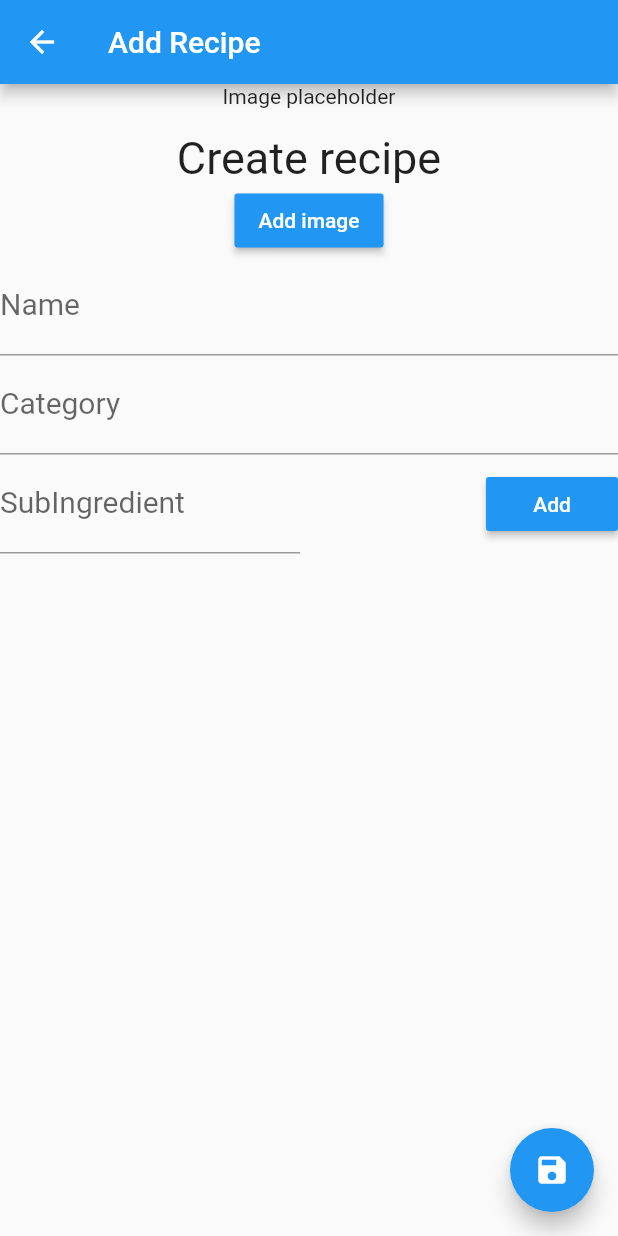
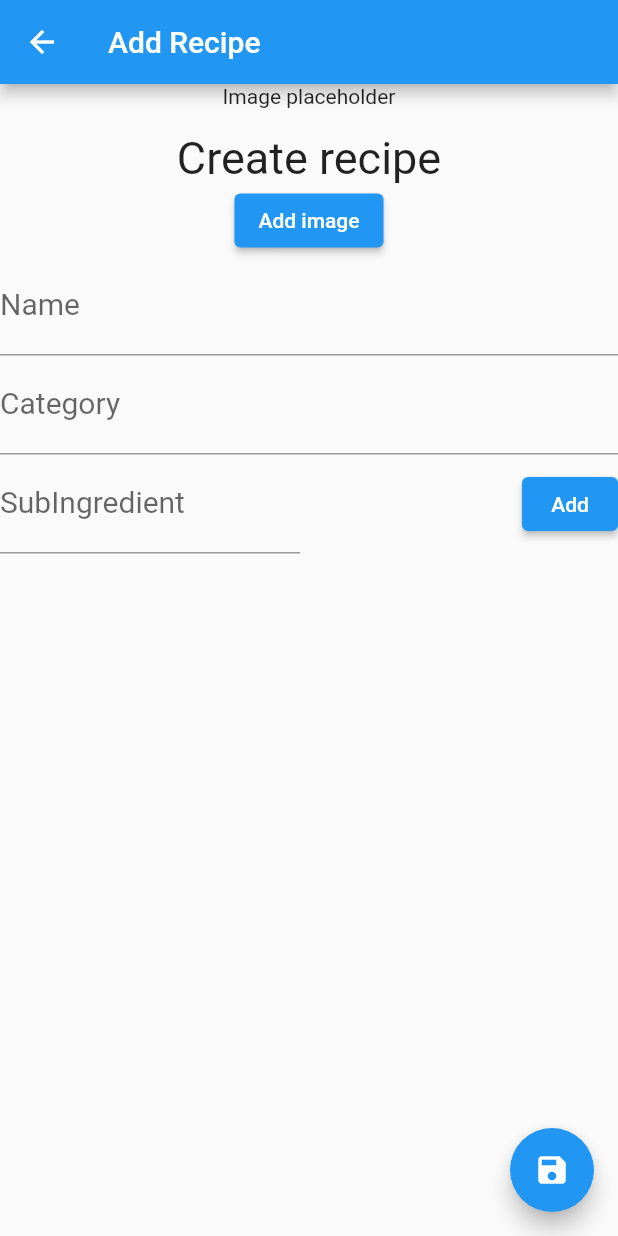
Before and after one commit to duchuongnguyen/cooking_master, a Flutter app: the screen it shows once a user with an empty profile is signed in, after a tap on the "add" icon, on a phone screen of 412 x 824 dp. Run offline on Flutter 3.47's test engine with Material 2 defaults, Android fonts, the phone set to English and light mode, and no system bars; our stand-ins replace cloud_firestore, firebase_auth, firebase_core, firebase_storage, font_awesome_flutter, google_fonts and 3 more; missing offline and left inert: flutter_login_facebook; accounts and stored records are empty; generated files the repository leaves out were written again.

Commit message:
update splash screen

```diff
--- a/lib/main.dart
+++ b/lib/main.dart
@@ -1,8 +1,6 @@
 import 'package:cooking_master/notifier/recipe_notifier.dart';
 import 'package:cooking_master/screens/landing_page.dart';
-import 'package:cooking_master/screens/splash_screen.dart';
 import 'package:cooking_master/services/auth.dart';
-import 'package:cooking_master/screens/detail_recipe_screen.dart';
 import 'package:flutter/material.dart';
 import 'package:flutter_gen/gen_l10n/app_localizations.dart';
 import 'package:firebase_core/firebase_core.dart';
@@ -30,7 +28,7 @@ class CookingMasterApp extends StatelessWidget {
         localizationsDelegates: AppLocalizations.localizationsDelegates,
         supportedLocales: AppLocalizations.supportedLocales,
         debugShowCheckedModeBanner: false,
-        home: SplashScreen(),
+        home: LandingPage(),
       ),
     );
   }
--- a/lib/screens/detail_recipe_screen.dart
+++ b/lib/screens/detail_recipe_screen.dart
@@ -40,16 +40,13 @@ class DetailSilverDelegate extends SliverPersistentHeaderDelegate {
   }
 
   @override
-  // TODO: implement maxExtent
   double get maxExtent => throw UnimplementedError();
 
   @override
-  // TODO: implement minExtent
   double get minExtent => throw UnimplementedError();
 
   @override
   bool shouldRebuild(covariant SliverPersistentHeaderDelegate oldDelegate) {
-    // TODO: implement shouldRebuild
     throw UnimplementedError();
   }
 
--- a/lib/screens/recipe_form_screen.dart
+++ b/lib/screens/recipe_form_screen.dart
@@ -44,7 +44,7 @@ class _RecipeFormScreenState extends State<RecipeFormScreen> {
     _imageUrl = _currentRecipe.image;
   }
 
-  Widget _showImage() {
+  _showImage() {
     if (_imageFile == null && _imageUrl == null) {
       return Text('Image placeholder');
     } else if (_imageFile != null) {
@@ -57,9 +57,8 @@ class _RecipeFormScreenState extends State<RecipeFormScreen> {
             fit: BoxFit.cover,
             height: 250,
           ),
-          FlatButton(
-            padding: EdgeInsets.all(16),
-            color: Colors.black54,
+          TextButton(
+            style: ButtonStyle(backgroundColor: MaterialStateProperty.all(Colors.black38)),
             onPressed: () => _getLocalImage(),
             child: Text(
               'Change Image',
@@ -82,9 +81,8 @@ class _RecipeFormScreenState extends State<RecipeFormScreen> {
             fit: BoxFit.cover,
             height: 250,
           ),
-          FlatButton(
-            padding: EdgeInsets.all(16),
-            color: Colors.black54,
+          TextButton(
+            style: ButtonStyle(backgroundColor: MaterialStateProperty.all(Colors.black38)),
             onPressed: () => _getLocalImage(),
             child: Text(
               'Change Image',
@@ -219,7 +217,7 @@ class _RecipeFormScreenState extends State<RecipeFormScreen> {
               ),
               _imageFile == null && _imageUrl == null
                   ? ButtonTheme(
-                      child: RaisedButton(
+                      child: ElevatedButton(
                         onPressed: () => _getLocalImage(),
                         child: Text(
                           'Add image',
@@ -238,7 +236,7 @@ class _RecipeFormScreenState extends State<RecipeFormScreen> {
                 children: <Widget>[
                   _buildSubIngredientField(),
                   ButtonTheme(
-                    child: RaisedButton(
+                    child: ElevatedButton(
                       child: Text(
                         'Add',
                         style: TextStyle(color: Colors.white),
--- a/lib/screens/sign_in/email_sign_in_form_bloc_based.dart
+++ b/lib/screens/sign_in/email_sign_in_form_bloc_based.dart
@@ -80,7 +80,7 @@ class _EmailSignInFormBlocBasedState extends State<EmailSignInFormBlocBased> {
         onPressed: model.canSubmit ? _submit : null,
       ),
       SizedBox(height: 8.0),
-      FlatButton(
+      TextButton(
         child: Text(model.secondaryButtonText),
         onPressed: !model.isLoading ? _toggleFormType : null,
       ),
--- a/lib/screens/sign_in/email_sign_in_form_change_notifier.dart
+++ b/lib/screens/sign_in/email_sign_in_form_change_notifier.dart
@@ -81,7 +81,7 @@ class _EmailSignInFormChangeNotifierState extends State<EmailSignInFormChangeNot
         onPressed: model.canSubmit ? _submit : null,
       ),
       SizedBox(height: 8.0),
-      FlatButton(
+      TextButton(
         child: Text(model.secondaryButtonText),
         onPressed: !model.isLoading ? _toggleFormType : null,
       ),
--- a/lib/screens/sign_in/email_sign_in_form_stateful.dart
+++ b/lib/screens/sign_in/email_sign_in_form_stateful.dart
@@ -103,7 +103,7 @@ class _EmailSignInFormStatefulState extends State<EmailSignInFormStateful> {
         onPressed: submitEnabled ? _submit : null,
       ),
       SizedBox(height: 8.0),
-      FlatButton(
+      TextButton(
         child: Text(secondaryText),
         onPressed: !_isLoading ? _toggleFormType : null,
       ),
--- a/lib/screens/sign_in/email_sign_in_page.dart
+++ b/lib/screens/sign_in/email_sign_in_page.dart
@@ -1,7 +1,5 @@
 import 'package:cooking_master/screens/sign_in/email_sign_in_form.dart';
-import 'package:cooking_master/services/auth.dart';
 import 'package:flutter/material.dart';
-import 'email_sign_in_form_change_notifier.dart';
 
 class EmailSignInPage extends StatelessWidget {
 
--- a/lib/screens/sign_in/sign_in_page.dart
+++ b/lib/screens/sign_in/sign_in_page.dart
@@ -1,5 +1,4 @@
 import 'package:cooking_master/screens/sign_in/sign_in_button.dart';
-import 'package:cooking_master/screens/sign_in/sign_in_manager.dart';
 import 'package:cooking_master/screens/sign_in/social_sign_in_button.dart';
 import 'package:cooking_master/services/auth.dart';
 import 'package:cooking_master/widgets/show_exception_alert_dialog.dart';
--- a/lib/screens/splash_screen.dart
+++ /dev/null
@@ -1,80 +0,0 @@
-import 'dart:async';
-import 'package:cooking_master/screens/landing_page.dart';
-import 'package:flutter/material.dart';
-
-class SplashScreen extends StatefulWidget {
-  @override
-  VideoState createState() => VideoState();
-}
-
-class VideoState extends State<SplashScreen>
-    with SingleTickerProviderStateMixin {
-  var _visible = true;
-
-  AnimationController animationController;
-  Animation<double> animation;
-
-  startTime() async {
-    var _duration = new Duration(seconds: 2);
-    return new Timer(_duration, navigationPage);
-  }
-
-  void navigationPage() {
-    Navigator.of(context).pop();
-    Navigator.of(context)
-        .push(MaterialPageRoute(builder: (context) => LandingPage()));
-  }
-
-  @override
-  void initState() {
-    super.initState();
-
-    animationController = new AnimationController(
-        vsync: this, duration: new Duration(seconds: 1));
-    animation =
-        new CurvedAnimation(parent: animationController, curve: Curves.easeOut);
-
-    animation.addListener(() => this.setState(() {}));
-    animationController.forward();
-
-    setState(() {
-      _visible = !_visible;
-    });
-    startTime();
-  }
-
-  @override
-  Widget build(BuildContext context) {
-    return Scaffold(
-      backgroundColor: Colors.white,
-      body: Stack(
-        fit: StackFit.expand,
-        children: <Widget>[
-          new Column(
-            mainAxisAlignment: MainAxisAlignment.end,
-            mainAxisSize: MainAxisSize.min,
-            children: <Widget>[
-              Padding(
-                  padding: EdgeInsets.only(bottom: 30.0),
-                  child: new Image.asset(
-                    "assets/images/powered_by.png",
-                    height: 25.0,
-                    fit: BoxFit.scaleDown,
-                  ))
-            ],
-          ),
-          new Column(
-            mainAxisAlignment: MainAxisAlignment.center,
-            children: <Widget>[
-              new Image.asset(
-                "assets/images/devs.jpg",
-                width: animation.value * 250,
-                height: animation.value * 250,
-              ),
-            ],
-          ),
-        ],
-      ),
-    );
-  }
-}
--- a/lib/services/auth.dart
+++ b/lib/services/auth.dart
@@ -88,18 +88,18 @@ class Auth implements AuthBase {
       FacebookPermission.email,
     ]);
     switch (response.status) {
-      case FacebookLoginStatus.Success:
+      case FacebookLoginStatus.success:
         final accessToken = response.accessToken;
         final userCredential = await _firebaseAuth.signInWithCredential(
           FacebookAuthProvider.credential(accessToken.token),
         );
         return userCredential.user;
-      case FacebookLoginStatus.Cancel:
+      case FacebookLoginStatus.cancel:
         throw FirebaseAuthException(
           code: 'ERROR_ABORTED_BY_USER',
           message: 'Sign in aborted by user',
         );
-      case FacebookLoginStatus.Error:
+      case FacebookLoginStatus.error:
         throw FirebaseAuthException(
           code: 'ERROR_FACEBOOK_LOGIN_FAILED',
           message: response.error.developerMessage,
```
Also changed, not shown: pubspec.yaml (+7 -7 lines), assets/images/launch_image.png (added), pubspec.lock, 4 other files.
